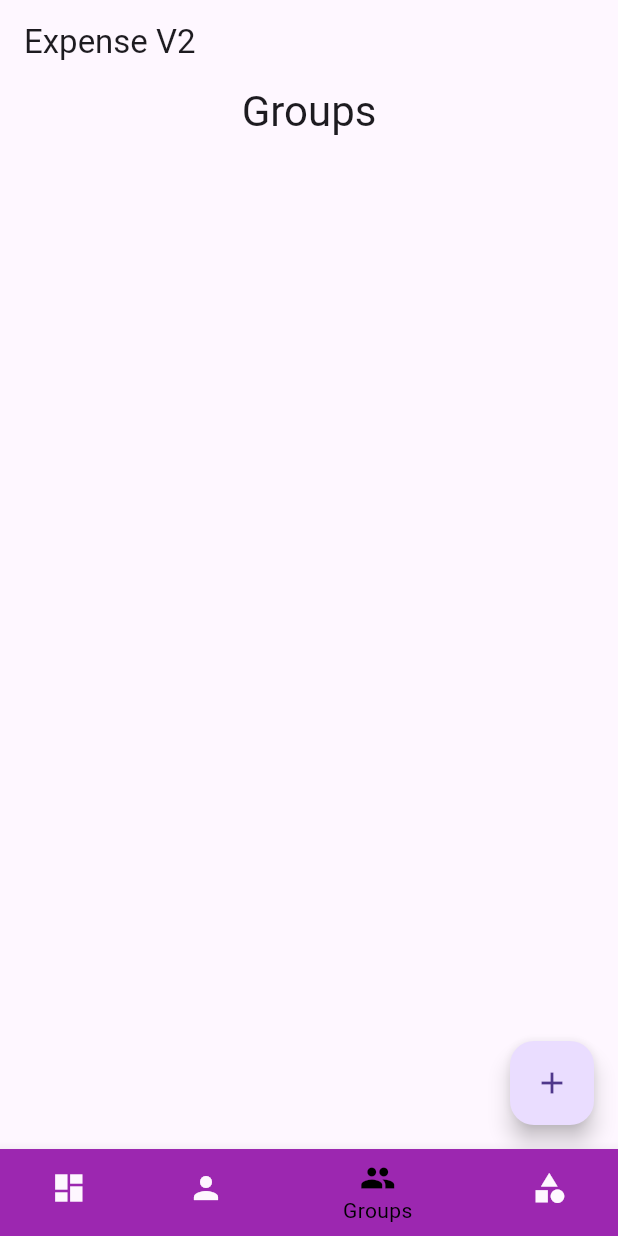
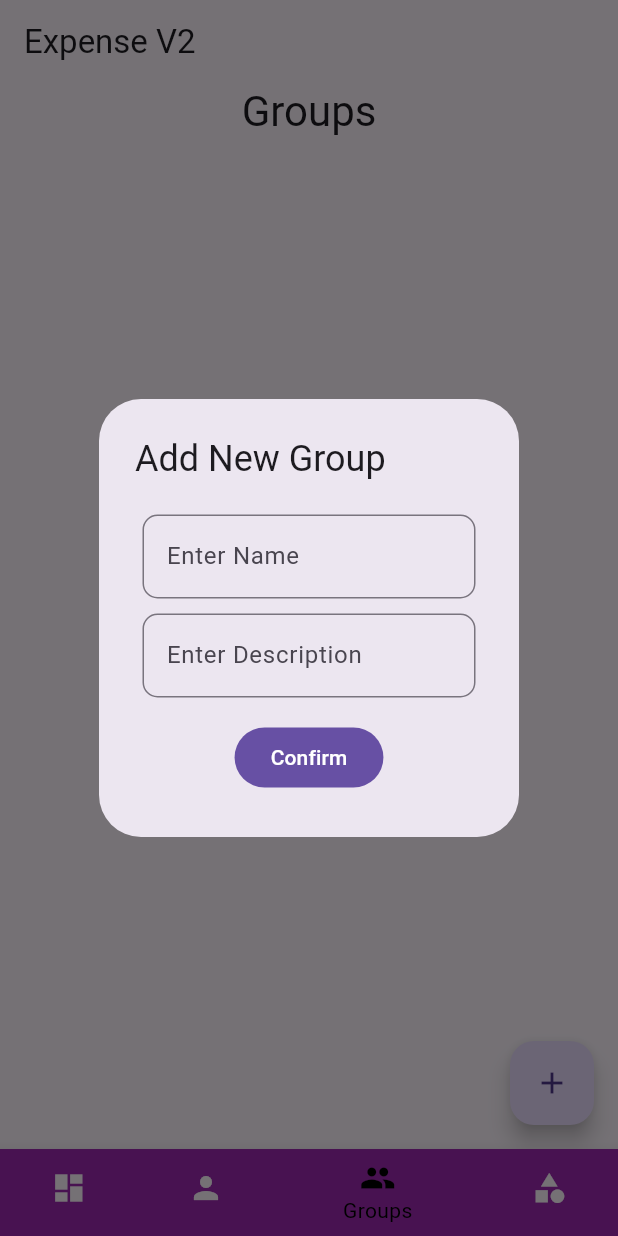
Before and after one commit to keithhauzh/expense_v2, a Flutter app: the screen it shows after launch, item 3 of the bottom bar chosen, after a tap on the "add" icon, on a phone screen of 412 x 824 dp. Run offline on Flutter 3.47's test engine with Material 3 defaults, Android fonts, the phone set to English and light mode, and no system bars; our stand-ins replace cloud_firestore, firebase_core, go_router; accounts and stored records are empty; generated files the repository leaves out were written again.

Commit message:
removed secrets O_O and implemented validation for all dialogs alongisde adding dialogs for base bottomnav pages

```diff
--- a/lib/data/model/expense.dart
+++ b/lib/data/model/expense.dart
@@ -44,4 +44,9 @@ class Expense {
       description: map["description"] ?? ""
     );
   }
+
+  @override
+  String toString() {
+    return "Expense($docId, $name, $amount, $description)";
+  }
 }
--- a/lib/data/model/group.dart
+++ b/lib/data/model/group.dart
@@ -0,0 +1,49 @@
+class Group {
+  final String? docId;
+  final String name;
+  final String description;
+  // final List<String> accounts;
+  final double? totalExpenseAmount;
+
+  Group({
+    this.docId,
+    this.name = "",
+    this.description = "",
+    this.totalExpenseAmount,
+  });
+
+  Group copy({
+    String? docId,
+    String? name,
+    String? description,
+    double? totalExpenseAmount,
+  }) {
+    return Group(
+      docId: docId ?? this.docId,
+      name: name ?? this.name,
+      description: description ?? this.description,
+      totalExpenseAmount: totalExpenseAmount ?? this.totalExpenseAmount,
+    );
+  }
+
+  Map<String, dynamic> toMap() {
+    return {
+      "name": name,
+      "description": description,
+      "totalExpenseAmount": totalExpenseAmount,
+    };
+  }
+
+  static Group fromMap(Map<String, dynamic> map) {
+    return Group(
+      name: map["name"] ?? "",
+      description: map["description"] ?? "",
+      totalExpenseAmount: map["totalExpenseAmount"] ?? "",
+    );
+  }
+
+  @override
+  String toString() {
+    return "Group($docId, $name, $description, $totalExpenseAmount)";
+  }
+}
--- a/lib/main.dart
+++ b/lib/main.dart
@@ -48,7 +48,7 @@ class _NavbarState extends State<NavBar> {
     DashboardScreen(),
     PersonalExpensesScreen(),
     GroupsScreen(),
-    CateogoriesScreen(),
+    CategoriesScreen(),
   ];
 
   void _onItemTapped(int index) {
--- a/lib/ui/dialog/add_group_dialog.dart
+++ b/lib/ui/dialog/add_group_dialog.dart
@@ -0,0 +1,98 @@
+import 'package:flutter/material.dart';
+
+class AddGroupDialog extends StatefulWidget {
+  const AddGroupDialog({super.key});
+
+  @override
+  State<AddGroupDialog> createState() => _AddGroupDialogState();
+}
+
+class _AddGroupDialogState extends State<AddGroupDialog> {
+  String _name = "", _description = "";
+  double _totalExpenseAmount = 0.0;
+  String? _nameError, _descError, _totalExpenseAmountError;
+
+  bool _validateFields(){
+    final nameError = _name.isEmpty ? "Name cannot be empty" : null;
+    final descError = _description.isEmpty ? "Description cannot be empty" : null;
+    setState(() {
+      _nameError = nameError;
+      _descError = descError;
+    });
+    if(_name.isEmpty||_description.isEmpty){
+      return false;
+    }
+    return true;
+  }
+
+  void _onNameChanged(String value) {
+    setState(() {
+      _name = value;
+      _nameError = null;
+    });
+  }
+
+  void _onDescChanged(String value) {
+    setState(() {
+      _description = value;
+      _descError = null;
+    });
+  }
+
+  void _onCancel() {
+    Navigator.pop(context, "Cancel");
+    print("Cancelled creation");
+  }
+
+  void _onConfirm() {
+    if(_validateFields()){
+      Navigator.pop(context, 'OK');
+      print(
+        "New Group Created: Name: $_name, Description: $_description, TotalExpenseAmount: $_totalExpenseAmount",
+      );
+    }
+  }
+
+  @override
+  Widget build(BuildContext context) {
+    return AlertDialog(
+      title: const Text("Add New Group"),
+      content: Padding(
+        padding: EdgeInsets.all(5),
+        child: SingleChildScrollView(
+          child: Column(
+            // mainAxisAlignment: MainAxisAlignment.spaceAround,
+            children: [
+              TextField(
+                onChanged: (value) => _onNameChanged(value),
+                decoration: InputDecoration(
+                  hintText: "Enter Name",
+                  errorText: _nameError,
+                  border: OutlineInputBorder(
+                    borderRadius: BorderRadius.circular(10.0),
+                  ),
+                ),
+              ),
+              SizedBox(height: 10),
+              TextField(
+                onChanged: (value) => _onDescChanged(value),
+                decoration: InputDecoration(
+                  hintText: "Enter Description",
+                  errorText: _descError,
+                  border: OutlineInputBorder(
+                    borderRadius: BorderRadius.circular(10.0),
+                  ),
+                ),
+              ),
+              SizedBox(height: 16),
+              FilledButton(
+                onPressed: () => _onConfirm(),
+                child: Text("Confirm"),
+              ),
+            ],
+          ),
+        ),
+      ),
+    );
+  }
+}
--- a/lib/ui/pages/groups_screen.dart
+++ b/lib/ui/pages/groups_screen.dart
@@ -1,3 +1,4 @@
+import 'package:expense_v2/ui/dialog/add_group_dialog.dart';
 import 'package:flutter/material.dart';
 
 class GroupsScreen extends StatefulWidget {
@@ -8,8 +9,17 @@ class GroupsScreen extends StatefulWidget {
 }
 
 class _GroupsScreenState extends State<GroupsScreen> {
-  void _triggerModal(){
-    print("triggered modal on groups screen");
+  void _triggerModal() async {
+    final result = await showDialog(
+      context: context,
+      builder: (BuildContext context) {
+        return AddGroupDialog();
+      },
+    );
+
+    if (result == 'OK') {
+      print("Expense Added Successfully");
+    }
   }
 
   @override
```
Also changed, not shown: lib/ui/dialog/add_category_dialog.dart (added, +71 -0 lines), lib/ui/dialog/add_expense_dialog.dart (+38 -9 lines), lib/ui/pages/categories_screen.dart (+48 -8 lines), lib/firebase_options.dart (deleted), 4 other files.
